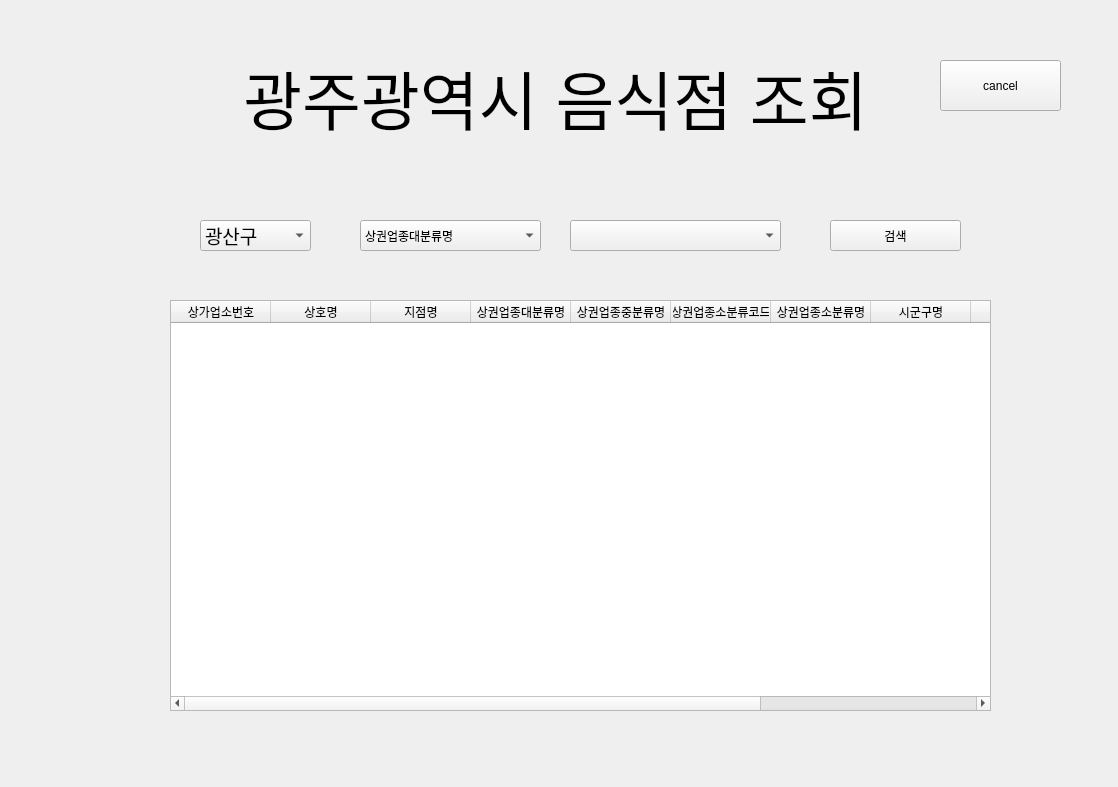
gitaeyu/6team_project, file Kitty/6Team_DBP/searching_restaurant.ui: the form before one commit.
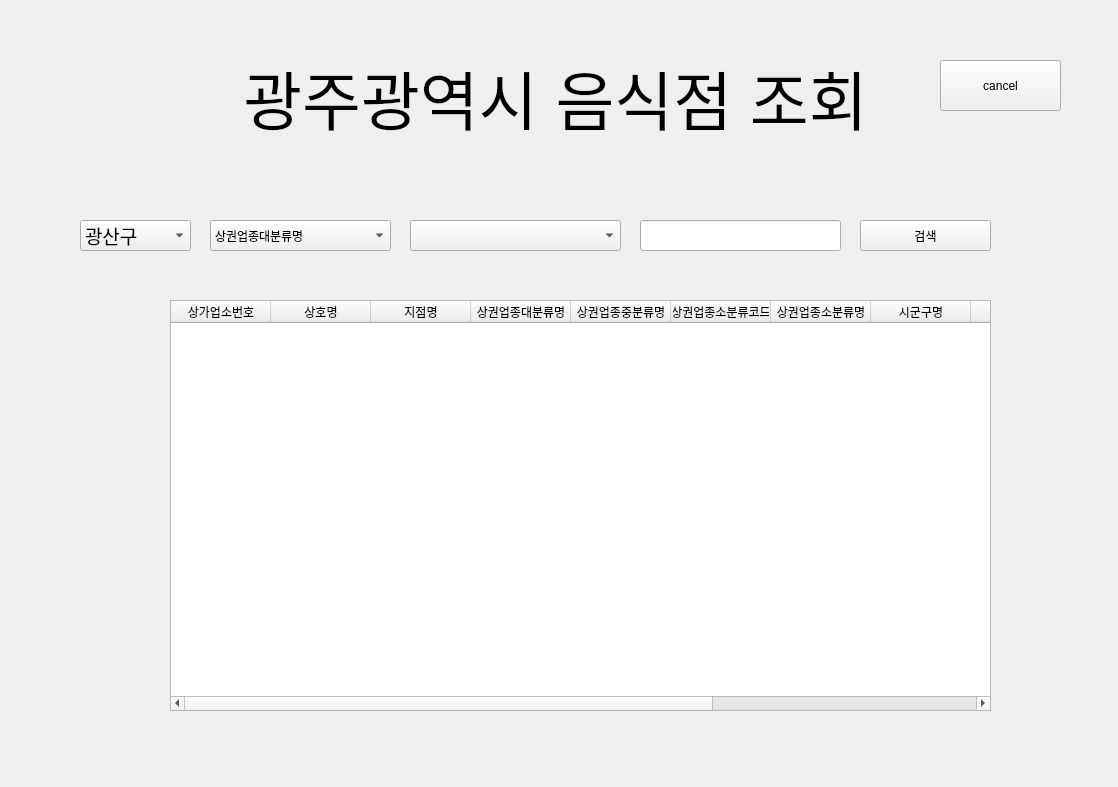
The form after the commit.

Patch:
```diff
--- a/Kitty/6Team_DBP/searching_restaurant.ui
+++ b/Kitty/6Team_DBP/searching_restaurant.ui
@@ -29,7 +29,7 @@
   <widget class="QComboBox" name="gu_comboBox">
    <property name="geometry">
     <rect>
-     <x>200</x>
+     <x>80</x>
      <y>220</y>
      <width>111</width>
      <height>31</height>
@@ -70,7 +70,7 @@
   <widget class="QComboBox" name="big_comboBox">
    <property name="geometry">
     <rect>
-     <x>360</x>
+     <x>210</x>
      <y>220</y>
      <width>181</width>
      <height>31</height>
@@ -128,7 +128,7 @@
   <widget class="QPushButton" name="searching_btn">
    <property name="geometry">
     <rect>
-     <x>830</x>
+     <x>860</x>
      <y>220</y>
      <width>131</width>
      <height>31</height>
@@ -144,7 +144,7 @@
   <widget class="QComboBox" name="middle_comboBox">
    <property name="geometry">
     <rect>
-     <x>570</x>
+     <x>410</x>
      <y>220</y>
      <width>211</width>
      <height>31</height>
@@ -218,6 +218,11 @@
      <string>신우편번호</string>
     </property>
    </column>
+   <column>
+    <property name="text">
+     <string>평점</string>
+    </property>
+   </column>
   </widget>
   <widget class="QPushButton" name="cancel_btn">
    <property name="geometry">
@@ -232,6 +237,22 @@
     <string>cancel</string>
    </property>
   </widget>
+  <widget class="QLineEdit" name="searching_lineEdit">
+   <property name="geometry">
+    <rect>
+     <x>640</x>
+     <y>220</y>
+     <width>201</width>
+     <height>31</height>
+    </rect>
+   </property>
+   <property name="toolTip">
+    <string>&lt;html&gt;&lt;head/&gt;&lt;body&gt;&lt;p align=&quot;center&quot;&gt;&lt;br/&gt;&lt;/p&gt;&lt;/body&gt;&lt;/html&gt;</string>
+   </property>
+   <property name="text">
+    <string/>
+   </property>
+  </widget>
  </widget>
  <resources/>
  <connections/>
```
